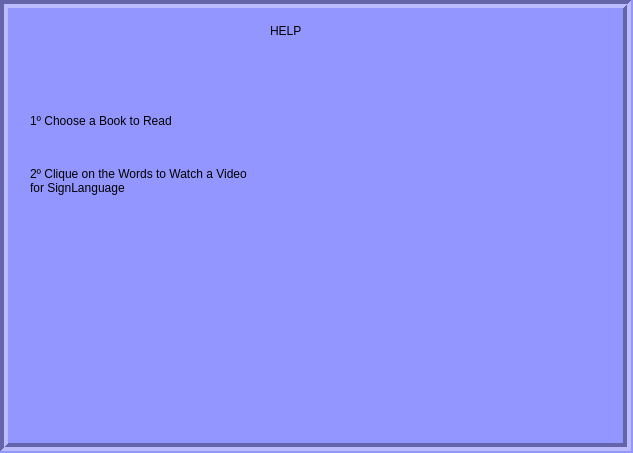
The window that menus/help_menu/help_menu.ui (JoaoCarlosNascimento/HandSignLanguage) describes before a commit, drawn with Qt 5.
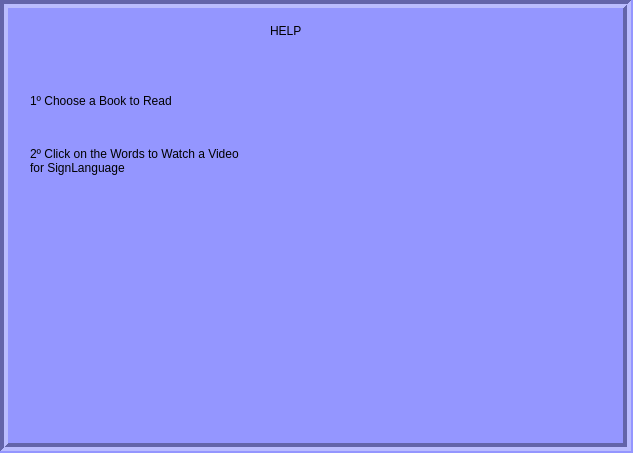
The same window after the commit. Icons and pictures are not drawn.

Commit message:
menu help
ajuste de texto e imagem

Diff of the .ui file:
```diff
--- a/menus/help_menu/help_menu.ui
+++ b/menus/help_menu/help_menu.ui
@@ -49,7 +49,7 @@
    <property name="geometry">
     <rect>
      <x>30</x>
-     <y>90</y>
+     <y>70</y>
      <width>291</width>
      <height>61</height>
     </rect>
@@ -81,7 +81,7 @@
    <property name="geometry">
     <rect>
      <x>30</x>
-     <y>150</y>
+     <y>130</y>
      <width>431</width>
      <height>61</height>
     </rect>
@@ -90,7 +90,7 @@
     <string notr="true">font: 18pt &quot;Franklin Gothic Demi&quot;;</string>
    </property>
    <property name="text">
-    <string>2º Clique on the Words to Watch a Video 
+    <string>2º Click on the Words to Watch a Video 
 for SignLanguage</string>
    </property>
   </widget>
@@ -98,9 +98,9 @@
    <property name="geometry">
     <rect>
      <x>20</x>
-     <y>240</y>
+     <y>200</y>
      <width>291</width>
-     <height>191</height>
+     <height>231</height>
     </rect>
    </property>
    <property name="text">
@@ -117,9 +117,9 @@
    <property name="geometry">
     <rect>
      <x>330</x>
-     <y>240</y>
+     <y>200</y>
      <width>271</width>
-     <height>191</height>
+     <height>231</height>
     </rect>
    </property>
    <property name="text">
```
The commit also changes 2 other files.
